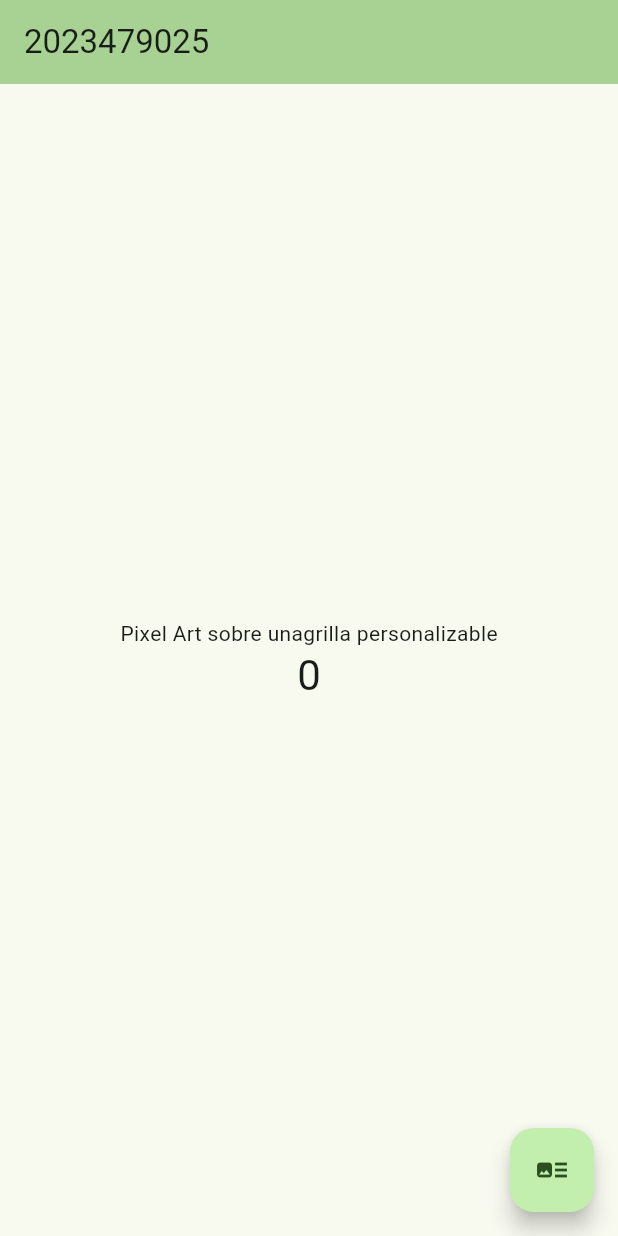
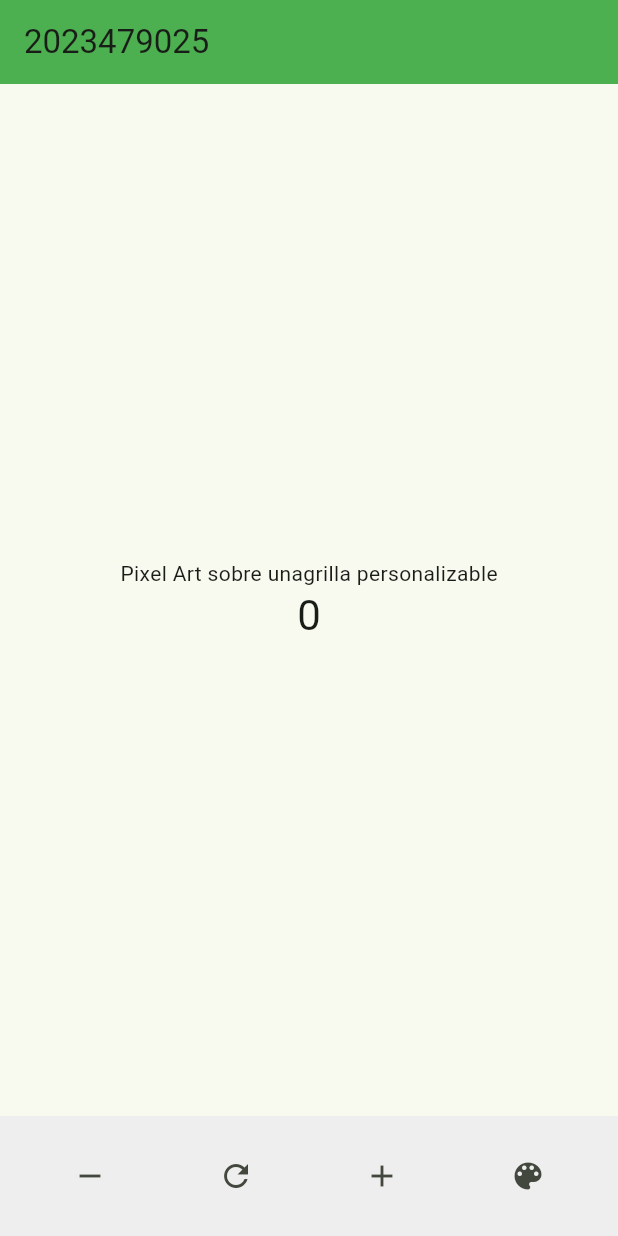
Before and after one commit to Poketeam8/3479A321_A-2023479025, a Flutter app: the screen it shows after launch, on a phone screen of 412 x 824 dp. Run offline on Flutter 3.47's test engine with Material 3 defaults, Android fonts, the phone set to English and light mode, and no system bars.

Commit message:
Se hicieron los cambios pedidos en el punto 5 y se hizo el "refactor" que se pedia en el punto 6

```diff
--- a/lib/main.dart
+++ b/lib/main.dart
@@ -57,6 +57,7 @@ class MyHomePage extends StatefulWidget {
 
 class _MyHomePageState extends State<MyHomePage> {
   int _counter = 0;
+  Color _currentColor = Colors.green;
 
   void _incrementCounter() {
     setState(() {
@@ -67,6 +68,66 @@ class _MyHomePageState extends State<MyHomePage> {
       // called again, and so nothing would appear to happen.
       _counter++;
     });
+  }
+
+  void _decrementCounter() {
+    setState(() {
+      _counter--;
+    });
+  }
+
+  void _resetCounter() {
+    setState(() {
+      _counter = 0;
+    });
+  }
+
+  void _setNewColor(Color newColor) {
+    setState(() {
+      _currentColor = newColor;
+    });
+  }
+
+  Widget _buildBottomButtons() {
+    return BottomAppBar(
+      color: Colors.grey[200],
+      child: Padding(
+        padding: const EdgeInsets.symmetric(horizontal: 20.0),
+        child: Row(
+          mainAxisAlignment: MainAxisAlignment.spaceBetween,
+          children: [
+            IconButton(
+              icon: const Icon(Icons.remove),
+              tooltip: "Restar",
+              onPressed: _decrementCounter,
+            ),
+            IconButton(
+              icon: const Icon(Icons.refresh),
+              tooltip: "Restaurar",
+              onPressed: _resetCounter,
+            ),
+            IconButton(
+              icon: const Icon(Icons.add),
+              tooltip: "Sumar",
+              onPressed: _incrementCounter,
+            ),
+            IconButton(
+              onPressed: () {
+                if (_currentColor == Colors.green) {
+                  _setNewColor(Colors.red);
+                } else if (_currentColor == Colors.red) {
+                  _setNewColor(Colors.blue);
+                } else {
+                  _setNewColor(Colors.green);
+                }
+              },
+              icon: const Icon(Icons.color_lens),
+              tooltip: "Seleccionar color",
+            ),
+          ],
+        ),
+      ),
+    );
   }
 
   @override
@@ -82,7 +143,7 @@ class _MyHomePageState extends State<MyHomePage> {
         // TRY THIS: Try changing the color here to a specific color (to
         // Colors.amber, perhaps?) and trigger a hot reload to see the AppBar
         // change color while the other colors stay the same.
-        backgroundColor: Theme.of(context).colorScheme.inversePrimary,
+        backgroundColor: _currentColor,
         // Here we take the value from the MyHomePage object that was created by
         // the App.build method, and use it to set our appbar title.
         title: Text(widget.title),
@@ -114,11 +175,7 @@ class _MyHomePageState extends State<MyHomePage> {
           ],
         ),
       ),
-      floatingActionButton: FloatingActionButton(
-        onPressed: _incrementCounter,
-        tooltip: 'Increment',
-        child: const Icon(Icons.art_track),
-      ), // This trailing comma makes auto-formatting nicer for build methods.
+      bottomNavigationBar: _buildBottomButtons(),
     );
   }
 }
```
